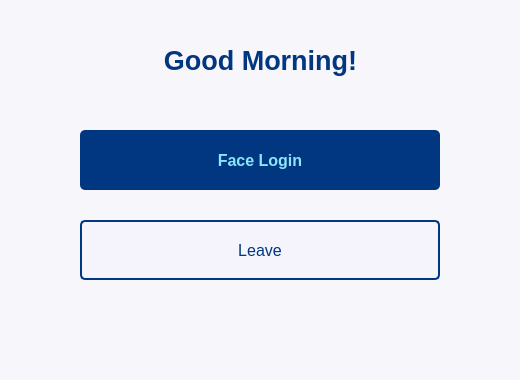
Qt form welcome.ui (mintpancake/ikyc) before a commit; both pictures show x 340 to 860 and y 420 to 800 of the 1200 by 800 pixel window.
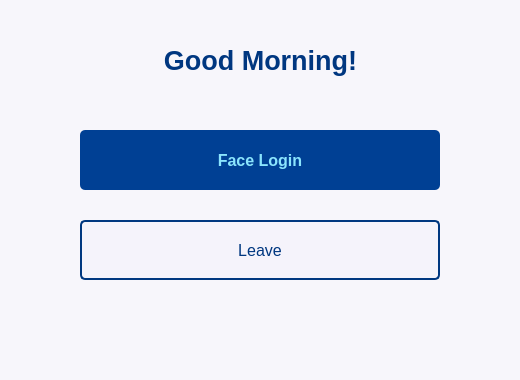
The same form after that commit. Icons and pictures are not drawn.

Patch:
```diff
--- a/welcome.ui
+++ b/welcome.ui
@@ -508,7 +508,7 @@
     </property>
     <property name="styleSheet">
      <string notr="true">QPushButton{
-    background: #003780;
+    background: #004094;
     color: rgb(139, 229, 253);
     border-radius: 5px;
 }
```
Left out of the diff: 16 changed lines with no effect on the pictures.
